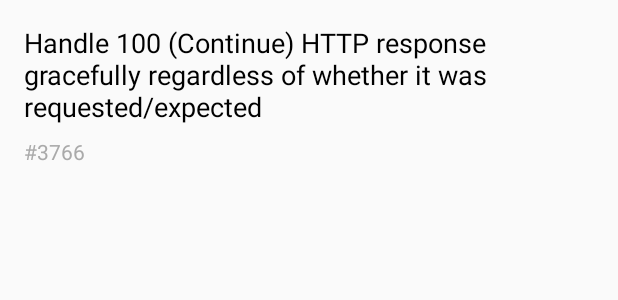
After one commit to krishna657/Assignment1, an Android app: the layout pull_item_view.xml on its own in the app's theme, with its tools: preview values and no code run, on a phone screen of 412 x 824 dp. The commit adds this screen. Shown: the top 300 px of the screen. Run offline under Robolectric (Android 15) with nearby library versions, the phone set to English and light mode, and no system bars.

Commit message:
Added view model for pull requests screen.

```diff
--- a/app/build.gradle
+++ b/app/build.gradle
@@ -15,6 +15,9 @@ android {
             minifyEnabled false
             proguardFiles getDefaultProguardFile('proguard-android.txt'), 'proguard-rules.pro'
         }
+    }
+    dataBinding {
+        enabled = true
     }
 }
 
--- /dev/null
+++ b/app/src/main/res/layout/pull_item_view.xml
@@ -0,0 +1,44 @@
+<?xml version="1.0" encoding="utf-8"?>
+<layout xmlns:android="http://schemas.android.com/apk/res/android"
+    xmlns:app="http://schemas.android.com/apk/res-auto"
+    xmlns:tools="http://schemas.android.com/tools">
+    <data>
+        <variable
+            name="pullrequest"
+            type="com.example.assignment.meeshoassignment1.data.PullRequest"/>
+    </data>
+    <android.support.constraint.ConstraintLayout
+        android:layout_width="match_parent"
+        android:layout_height="wrap_content">
+
+        <TextView
+            android:id="@+id/title"
+            android:layout_width="0dp"
+            android:layout_height="wrap_content"
+            android:layout_marginEnd="16dp"
+            android:layout_marginStart="16dp"
+            android:layout_marginTop="16dp"
+            android:text="@{pullrequest.title}"
+            android:textColor="@android:color/background_dark"
+            android:textSize="18sp"
+            app:layout_constraintEnd_toEndOf="parent"
+            app:layout_constraintStart_toStartOf="parent"
+            app:layout_constraintTop_toTopOf="parent"
+            tools:text="@string/pull_request_title" />
+
+        <TextView
+            android:id="@+id/pull_request_number"
+            android:layout_width="0dp"
+            android:layout_height="wrap_content"
+            android:layout_marginBottom="16dp"
+            android:layout_marginEnd="8dp"
+            android:layout_marginTop="8dp"
+            android:text="@{`#` +  pullrequest.number}"
+            android:textColor="@android:color/darker_gray"
+            app:layout_constraintBottom_toBottomOf="parent"
+            app:layout_constraintEnd_toEndOf="parent"
+            app:layout_constraintStart_toStartOf="@+id/title"
+            app:layout_constraintTop_toBottomOf="@+id/title"
+            tools:text="@string/pull_request_number" />
+    </android.support.constraint.ConstraintLayout>
+</layout>
--- a/app/src/main/res/values/strings.xml
+++ b/app/src/main/res/values/strings.xml
@@ -1,3 +1,9 @@
 <resources>
     <string name="app_name">MeeshoAssignment1</string>
+    <string name="pull_requests_hint">Square/retrofit</string>
+    <string name="pull_request_title">Handle 100 (Continue) HTTP response gracefully regardless of whether it was requested/expected </string>
+    <string name="pull_request_number">#3766</string>
+    <string name="error_edit_text_insert">Please insert text in given format</string>
+    <string name="network_error">Please connect to internet and try again</string>
+    <string name="pull_requests_zero">There are no open pull requests in given repo</string>
 </resources>
```
Also changed, not shown: app/src/main/java/com/example/assignment/meeshoassignment1/BaseViewModel.java (added, +12 -0 lines), app/src/main/java/com/example/assignment/meeshoassignment1/BindingAdapters.java (added, +23 -0 lines), app/src/main/java/com/example/assignment/meeshoassignment1/MainActivity.java (+68 -12 lines), app/src/main/java/com/example/assignment/meeshoassignment1/PullRequestsListAdapter.java (added, +61 -0 lines), app/src/main/java/com/example/assignment/meeshoassignment1/PullRequestsViewModel.java (added, +91 -0 lines), app/src/main/res/layout/activity_main.xml (+49 -7 lines).
